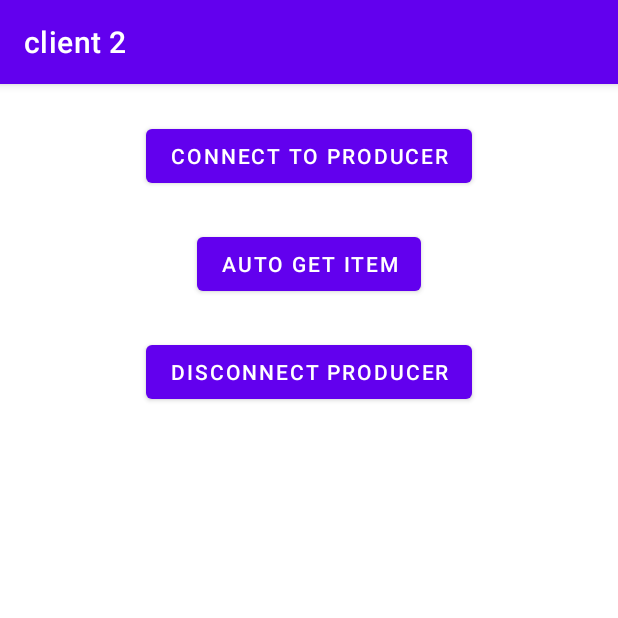
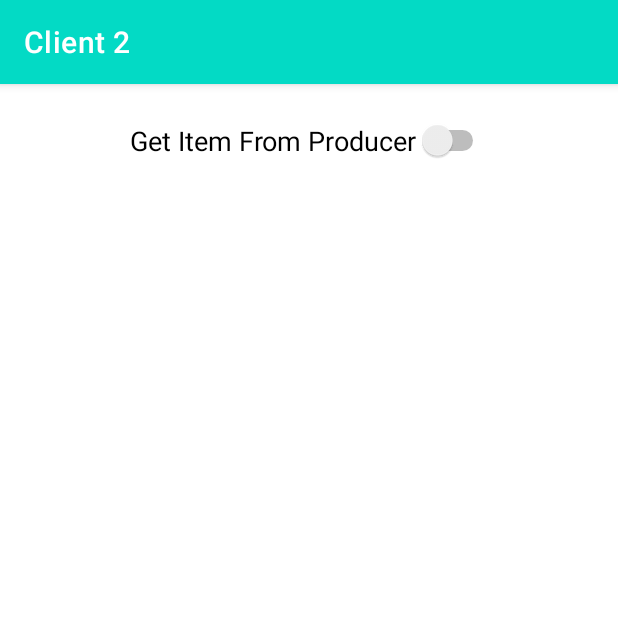
Before and after one commit to doanhung168/IPCAssignment, an Android app: the screen it shows after launch (MainActivity), on a phone screen of 412 x 824 dp, the top half of it. Run offline under Robolectric (Android 15) with nearby library versions, the phone set to English and light mode, and no system bars; libraries missing offline, so code that uses them is left out: com.example.baseproject; 2 statements that could not run were skipped.

```diff
--- a/client/src/main/AndroidManifest.xml
+++ b/client/src/main/AndroidManifest.xml
@@ -14,7 +14,6 @@
         android:supportsRtl="true"
         android:theme="@style/Theme.BaseProject">
         <activity
-            android:hardwareAccelerated="false"
             android:name=".MainActivity"
             android:exported="true">
             <intent-filter>
--- a/client/src/main/res/values-night/themes.xml
+++ b/client/src/main/res/values-night/themes.xml
@@ -2,8 +2,8 @@
     <!-- Base application theme. -->
     <style name="Theme.BaseProject" parent="Theme.MaterialComponents.DayNight.DarkActionBar">
         <!-- Primary brand color. -->
-        <item name="colorPrimary">@color/purple_200</item>
-        <item name="colorPrimaryVariant">@color/purple_700</item>
+        <item name="colorPrimary">@color/teal_200</item>
+        <item name="colorPrimaryVariant">@color/teal_700</item>
         <item name="colorOnPrimary">@color/black</item>
         <!-- Secondary brand color. -->
         <item name="colorSecondary">@color/teal_200</item>
--- a/client/src/main/res/values/strings.xml
+++ b/client/src/main/res/values/strings.xml
@@ -3,4 +3,5 @@
     <string name="auto_get_item">Auto Get Item</string>
     <string name="connect_to_producer">Connect To Producer</string>
     <string name="disconnect_producer">Disconnect Producer</string>
+    <string name="get_item_from_producer">Get Item From Producer</string>
 </resources>
--- a/client/src/main/res/values/themes.xml
+++ b/client/src/main/res/values/themes.xml
@@ -2,8 +2,8 @@
     <!-- Base application theme. -->
     <style name="Theme.BaseProject" parent="Theme.MaterialComponents.DayNight.DarkActionBar">
         <!-- Primary brand color. -->
-        <item name="colorPrimary">@color/purple_500</item>
-        <item name="colorPrimaryVariant">@color/purple_700</item>
+        <item name="colorPrimary">@color/teal_200</item>
+        <item name="colorPrimaryVariant">@color/teal_700</item>
         <item name="colorOnPrimary">@color/white</item>
         <!-- Secondary brand color. -->
         <item name="colorSecondary">@color/teal_200</item>
--- a/client2/src/main/java/com/doanhung/client2/MainActivity.java
+++ b/client2/src/main/java/com/doanhung/client2/MainActivity.java
@@ -8,14 +8,17 @@ import android.os.Bundle;
 import android.os.IBinder;
 import android.os.RemoteException;
 import android.util.Log;
-import android.widget.Toast;
 
 import androidx.appcompat.app.AppCompatActivity;
+import androidx.recyclerview.widget.LinearLayoutManager;
 
 import com.doanhung.client2.databinding.ActivityMainBinding;
 import com.example.baseproject.ICallback;
 import com.example.baseproject.IRemoteServer;
 import com.example.baseproject.Item;
+
+import java.util.ArrayList;
+import java.util.List;
 
 public class MainActivity extends AppCompatActivity {
 
@@ -26,10 +29,20 @@ public class MainActivity extends AppCompatActivity {
     private IRemoteServer mRemoteService;
     private boolean mBound;
 
+    private List<Item> mItemList;
+    private ItemAdapter mItemAdapter;
+
+    private boolean mRequestEnable;
+
+
     private ICallback mGetItemCallback = new ICallback.Stub() {
         @Override
         public void onCallback(Item item) {
-            Log.i(TAG, "p1 onCallback: " + item.mName);
+            runOnUiThread(() -> {
+                mItemList.add(item);
+                mItemAdapter.setData(mItemList);
+            });
+            Log.i(TAG, "client 2 receive item: " + item.mId);
             actionGetItem();
         }
     };
@@ -41,20 +54,22 @@ public class MainActivity extends AppCompatActivity {
             Log.i(TAG, "onServiceConnected: ");
             mBound = true;
             mRemoteService = IRemoteServer.Stub.asInterface(service);
+            mRequestEnable = true;
+            actionGetItem();
         }
 
         @Override
         public void onBindingDied(ComponentName name) {
             mBound = false;
             mRemoteService = null;
-            mGetItemCallback = null;
+            mRequestEnable = false;
         }
 
         @Override
         public void onServiceDisconnected(ComponentName name) {
             mBound = false;
             mRemoteService = null;
-            mGetItemCallback = null;
+            mRequestEnable = false;
         }
     };
 
@@ -65,9 +80,24 @@ public class MainActivity extends AppCompatActivity {
         mBinding = ActivityMainBinding.inflate(getLayoutInflater());
         setContentView(mBinding.getRoot());
 
-        mBinding.btnConnect.setOnClickListener(v -> connectProducer());
-        mBinding.btnGetItem.setOnClickListener(v -> actionGetItem());
-        mBinding.btnDisconnect.setOnClickListener(v -> disconnectProducer());
+        mBinding.swGetItem.setOnCheckedChangeListener((buttonView, isChecked) -> {
+            if (isChecked) {
+                connectProducer();
+            } else {
+                disconnectProducer();
+            }
+        });
+
+        setUpRcvItem();
+    }
+
+    private void setUpRcvItem() {
+        mItemList = new ArrayList<>();
+        mItemAdapter = new ItemAdapter(mItemList);
+        mBinding.rcvItems.setLayoutManager(
+                new LinearLayoutManager(MainActivity.this)
+        );
+        mBinding.rcvItems.setAdapter(mItemAdapter);
     }
 
 
@@ -78,19 +108,14 @@ public class MainActivity extends AppCompatActivity {
     }
 
     private void actionGetItem() {
-        if (mBound) {
+        if(mRequestEnable) {
             try {
                 mRemoteService.getItem(mGetItemCallback);
             } catch (RemoteException e) {
                 e.printStackTrace();
             }
-        } else {
-            Toast.makeText(
-                    MainActivity.this,
-                    "Need connect producer in advance",
-                    Toast.LENGTH_SHORT
-            ).show();
         }
+
     }
 
     private void connectProducer() {
@@ -101,7 +126,6 @@ public class MainActivity extends AppCompatActivity {
         bindService(intent, mConnection, Context.BIND_AUTO_CREATE);
     }
 
-
     @Override
     protected void onDestroy() {
         super.onDestroy();
--- a/client2/src/main/res/layout/activity_main.xml
+++ b/client2/src/main/res/layout/activity_main.xml
@@ -6,47 +6,26 @@
     android:layout_height="match_parent"
     tools:context=".MainActivity">
 
-    <Button
-        android:id="@+id/btnConnect"
+    <Switch
+        android:id="@+id/swGetItem"
         android:layout_width="wrap_content"
         android:layout_height="wrap_content"
-        android:layout_marginTop="24dp"
-        android:text="@string/connect_to_producer"
+        android:layout_marginTop="@dimen/large_dimens"
+        android:text="@string/get_item_from_producer"
+        android:textSize="@dimen/medium_text_dimens"
         app:layout_constraintEnd_toEndOf="parent"
         app:layout_constraintStart_toStartOf="parent"
-        app:layout_constraintTop_toTopOf="parent" />
+        app:layout_constraintTop_toTopOf="parent"
+        tools:ignore="UseSwitchCompatOrMaterialXml" />
 
-    <Button
-        android:id="@+id/btnGetItem"
-        android:layout_width="wrap_content"
-        android:layout_height="wrap_content"
-        android:layout_marginTop="24dp"
-        android:text="@string/auto_get_item"
-        app:layout_constraintEnd_toEndOf="parent"
-        app:layout_constraintHorizontal_bias="0.5"
-        app:layout_constraintStart_toStartOf="parent"
-        app:layout_constraintTop_toBottomOf="@+id/btnConnect" />
-
-    <Button
-        android:id="@+id/btnDisconnect"
-        android:layout_width="wrap_content"
-        android:layout_height="wrap_content"
-        android:layout_marginTop="24dp"
-        android:text="@string/disconnect_producer"
-        app:layout_constraintEnd_toEndOf="parent"
-        app:layout_constraintStart_toStartOf="parent"
-        app:layout_constraintTop_toBottomOf="@+id/btnGetItem" />
-
-    <TextView
-        android:id="@+id/tvItem"
-        android:layout_width="wrap_content"
-        android:layout_height="wrap_content"
-        android:layout_marginStart="24dp"
-        android:layout_marginEnd="24dp"
-        android:textSize="30sp"
+    <androidx.recyclerview.widget.RecyclerView
+        android:id="@+id/rcvItems"
+        android:layout_width="0dp"
+        android:layout_height="0dp"
+        android:layout_marginTop="@dimen/large_dimens"
         app:layout_constraintBottom_toBottomOf="parent"
         app:layout_constraintEnd_toEndOf="parent"
         app:layout_constraintStart_toStartOf="parent"
-        app:layout_constraintTop_toBottomOf="@+id/btnDisconnect"
-        tools:text="234" />
+        app:layout_constraintTop_toBottomOf="@+id/swGetItem" />
+
 </androidx.constraintlayout.widget.ConstraintLayout>
--- a/client2/src/main/res/values-night/themes.xml
+++ b/client2/src/main/res/values-night/themes.xml
@@ -2,8 +2,8 @@
     <!-- Base application theme. -->
     <style name="Theme.BaseProject" parent="Theme.MaterialComponents.DayNight.DarkActionBar">
         <!-- Primary brand color. -->
-        <item name="colorPrimary">@color/purple_200</item>
-        <item name="colorPrimaryVariant">@color/purple_700</item>
+        <item name="colorPrimary">@color/teal_200</item>
+        <item name="colorPrimaryVariant">@color/teal_700</item>
         <item name="colorOnPrimary">@color/black</item>
         <!-- Secondary brand color. -->
         <item name="colorSecondary">@color/teal_200</item>
--- a/client2/src/main/res/values/strings.xml
+++ b/client2/src/main/res/values/strings.xml
@@ -1,6 +1,7 @@
 <resources>
-    <string name="app_name">client 2 </string>
+    <string name="app_name">Client 2</string>
     <string name="auto_get_item">Auto Get Item</string>
     <string name="connect_to_producer">Connect To Producer</string>
     <string name="disconnect_producer">Disconnect Producer</string>
+    <string name="get_item_from_producer">Get Item From Producer</string>
 </resources>
--- a/client2/src/main/res/values/themes.xml
+++ b/client2/src/main/res/values/themes.xml
@@ -2,8 +2,8 @@
     <!-- Base application theme. -->
     <style name="Theme.BaseProject" parent="Theme.MaterialComponents.DayNight.DarkActionBar">
         <!-- Primary brand color. -->
-        <item name="colorPrimary">@color/purple_500</item>
-        <item name="colorPrimaryVariant">@color/purple_700</item>
+        <item name="colorPrimary">@color/teal_200</item>
+        <item name="colorPrimaryVariant">@color/teal_700</item>
         <item name="colorOnPrimary">@color/white</item>
         <!-- Secondary brand color. -->
         <item name="colorSecondary">@color/teal_200</item>
--- a/server/src/main/java/com/example/baseproject/RemoteService.java
+++ b/server/src/main/java/com/example/baseproject/RemoteService.java
@@ -20,7 +20,7 @@ public class RemoteService extends Service {
     private BlockingQueue<Item> mBlockingQueue;
     private Random mRandom;
 
-    private final IRemoteServer mRemoteServer = new IRemoteServer.Stub() {
+    private IRemoteServer mRemoteServer = new IRemoteServer.Stub() {
 
         @Override
         public void getItem(ICallback callback) {
@@ -53,7 +53,7 @@ public class RemoteService extends Service {
                 Item item = new Item();
                 item.mId = id;
                 item.mName = "Item " + id;
-                item.mPrice = id / (mRandom.nextInt(10000) + 1);
+                item.mPrice = 2000.0 + mRandom.nextInt(1000);
                 try {
                     mBlockingQueue.put(item);
                 } catch (InterruptedException e) {
@@ -76,6 +76,7 @@ public class RemoteService extends Service {
         Log.i(TAG, "onDestroy");
         super.onDestroy();
         mIsRun = false;
+        mRemoteServer = null;
     }
 
     private void sleep() {
--- a/server/src/main/res/layout/activity_main.xml
+++ b/server/src/main/res/layout/activity_main.xml
@@ -9,7 +9,8 @@
     <TextView
         android:layout_width="wrap_content"
         android:layout_height="wrap_content"
-    android:text="Hello World!"
+        android:text="@string/app_name"
+        android:textSize="35sp"
         app:layout_constraintBottom_toBottomOf="parent"
         app:layout_constraintEnd_toEndOf="parent"
         app:layout_constraintStart_toStartOf="parent"
--- a/server/src/main/res/values/strings.xml
+++ b/server/src/main/res/values/strings.xml
@@ -1,6 +1,3 @@
 <resources>
-    <string name="app_name">Client 2</string>
-    <string name="auto_get_item">Auto Get Item</string>
-    <string name="connect_to_producer">Connect To Producer</string>
-    <string name="disconnect_producer">Disconnect Producer</string>
+    <string name="app_name">Server</string>
 </resources>
```
Also changed, not shown: client/src/main/java/com/doanhung/client/ItemAdapter.java (added, +62 -0 lines), client/src/main/java/com/doanhung/client/MainActivity.java (+41 -16 lines), client/src/main/res/layout/activity_main.xml (+14 -35 lines), client/src/main/res/layout/item.xml (added, +38 -0 lines), client/src/main/res/values/dimens.xml (added, +15 -0 lines), client2/src/main/java/com/doanhung/client2/ItemAdapter.java (added, +62 -0 lines), client2/src/main/res/layout/item.xml (added, +38 -0 lines), client2/src/main/res/values/dimens.xml (added, +15 -0 lines). Lines whose indentation alone changed are shown as unchanged.
